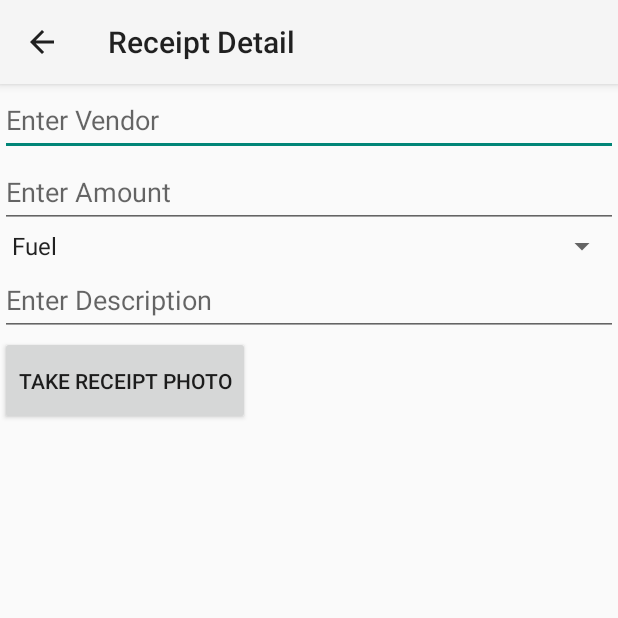
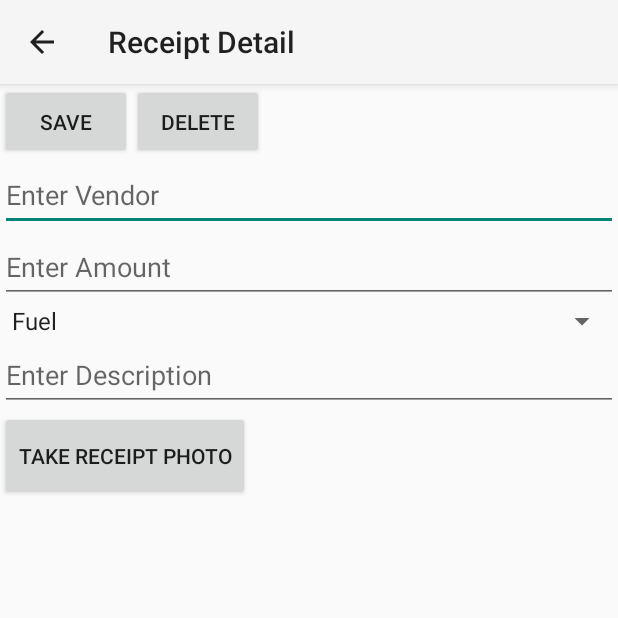
Before and after one commit to yuanzhi-umd/receipt_master, an Android app: the ReceiptDetailActivity screen opened directly, with no data from a screen before it, on a phone screen of 412 x 824 dp, the top half of it. Run offline under Robolectric (Android 15) with nearby library versions, the phone set to English and light mode, and no system bars.

Commit message:
create save and delete button

```diff
--- a/AndroidStudioProjects/ReceiptViewer/app/src/main/java/com/bootcamp/receipt/receiptviewer/ReceiptDetailActivity.java
+++ b/AndroidStudioProjects/ReceiptViewer/app/src/main/java/com/bootcamp/receipt/receiptviewer/ReceiptDetailActivity.java
@@ -41,6 +41,23 @@ public class ReceiptDetailActivity extends Activity {
             public void onClick(View v) {
                 Intent intent = new Intent(ReceiptDetailActivity.this, CameraActivity.class);
                 startActivityForResult(intent, 1);
+            }
+        });
+        Button save_button = (Button) findViewById(R.id.save_entry);
+        save_button.setOnClickListener(new View.OnClickListener() {
+            public void onClick(View v) {
+                // Create database entry
+                // Update ReceiptList view
+
+            }
+        });
+        Button delete_button = (Button) findViewById(R.id.delete_entry);
+        delete_button.setOnClickListener(new View.OnClickListener() {
+            public void onClick(View v) {
+                // Delete database entry
+                // Delete receipt photo
+                // Update ReceiptList view
+
             }
         });
         // savedInstanceState is non-null when there is fragment state
--- a/AndroidStudioProjects/ReceiptViewer/app/src/main/res/layout/activity_receipt_detail.xml
+++ b/AndroidStudioProjects/ReceiptViewer/app/src/main/res/layout/activity_receipt_detail.xml
@@ -1,16 +1,40 @@
+<?xml version="1.0" encoding="utf-8"?>
+<ScrollView
+    xmlns:android="http://schemas.android.com/apk/res/android"
+    android:layout_width="fill_parent"
+    android:layout_height="fill_parent">
+
     <RelativeLayout xmlns:android="http://schemas.android.com/apk/res/android"
         xmlns:tools="http://schemas.android.com/tools"
         android:layout_width="match_parent"
-    android:layout_height="match_parent"
+        android:layout_height="wrap_content"
         android:orientation="vertical"
         tools:context="com.google.android.bootcamp.memegen.CreateMemeActivity$InputMemeTextFragment">
+
+        <Button
+            android:id="@+id/save_entry"
+            android:text="@string/save"
+            android:layout_width="wrap_content"
+            android:layout_height="50dp"
+            android:layout_gravity="start|top" />
+
+        <Button
+            android:id="@+id/delete_entry"
+            android:text="@string/delete"
+            android:layout_width="wrap_content"
+            android:layout_height="50dp"
+            android:layout_toEndOf="@id/save_entry"
+            android:layout_toRightOf="@id/save_entry"
+            android:layout_gravity="end|top" />
 
         <EditText
             android:id="@+id/vendor_text_edit"
             android:layout_width="match_parent"
             android:layout_height="wrap_content"
             android:hint="@string/vendor_default"
-        android:minHeight="48dp"/>
+            android:minHeight="48dp"
+            android:layout_below="@id/delete_entry"
+            />
 
         <EditText
             android:id="@+id/amount_text_edit"
@@ -44,7 +68,7 @@
         <Button
             android:layout_width="wrap_content"
             android:layout_height="59dp"
-        android:text="Take Receipt Photo"
+            android:text="@string/take_photo"
             android:id="@+id/camera"
             android:layout_gravity="start|top"
             android:layout_below="@id/description_text_edit"
@@ -59,5 +83,7 @@
             android:layout_marginLeft="30dp"
             android:layout_marginRight="30dp"
             android:layout_marginTop="10dp"
+            android:contentDescription="@string/photo_image_cont_desc"
             />
     </RelativeLayout>
+</ScrollView>
--- a/AndroidStudioProjects/ReceiptViewer/app/src/main/res/values/strings.xml
+++ b/AndroidStudioProjects/ReceiptViewer/app/src/main/res/values/strings.xml
@@ -7,13 +7,17 @@
     <string name="action_settings">Settings</string>
     <string name="title_receipt_detail">Receipt Detail</string>
     <string name="camera_settings">Take Photo</string>
-    <string name ="title_activity_camera">Camera Activity</string>
-    <string name = "error_capturing_image">Failed to capture image</string>
-    <string name = "vendor_default">Enter Vendor</string>
-    <string name = "amount_default">Enter Amount</string>
-    <string name = "category_default">Select an expense category</string>
-    <string name = "description_default">Enter Description</string>
-    <string name = "clean_database">Clear Database</string>
+    <string name="title_activity_camera">Camera Activity</string>
+    <string name="error_capturing_image">Failed to capture image</string>
+    <string name="vendor_default">Enter Vendor</string>
+    <string name="amount_default">Enter Amount</string>
+    <string name="category_default">Select an expense category</string>
+    <string name="description_default">Enter Description</string>
+    <string name="take_photo">Take Receipt Photo</string>
+    <string name="save">Save</string>
+    <string name="delete">Delete</string>
+    <string name="clean_database">Clear Database</string>
+    <string name="photo_image_cont_desc">Receipt photo image</string>
 
     <string-array name="category_select">
         <item>Fuel</item>
```
Lines whose indentation alone changed are shown as unchanged.
